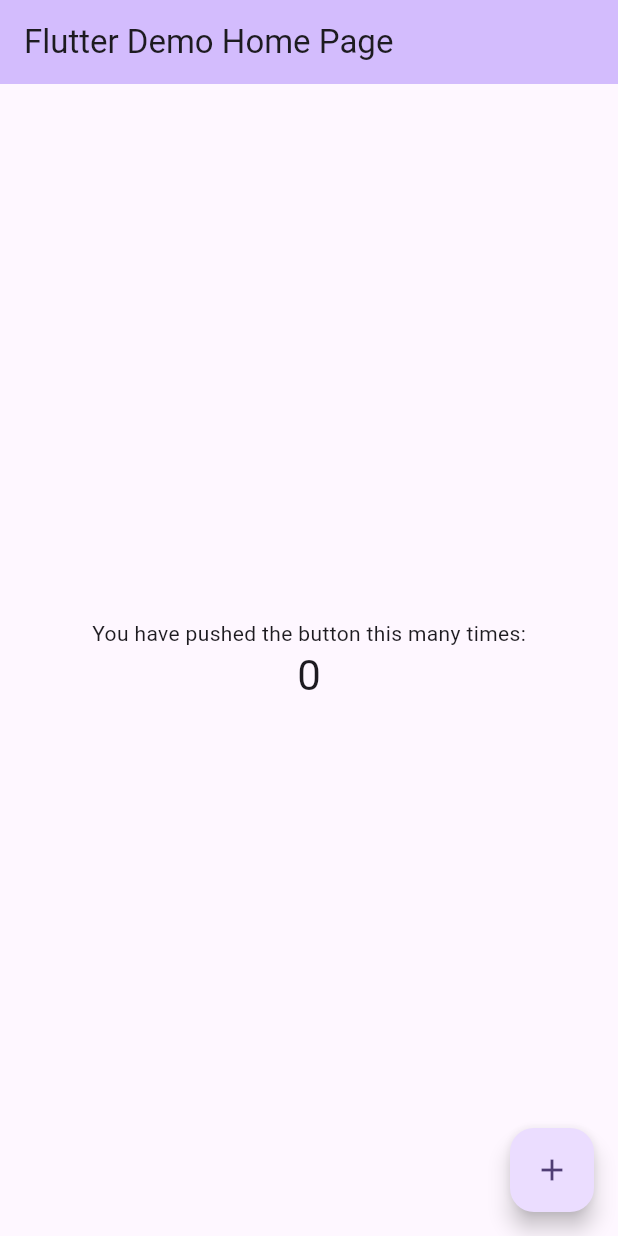
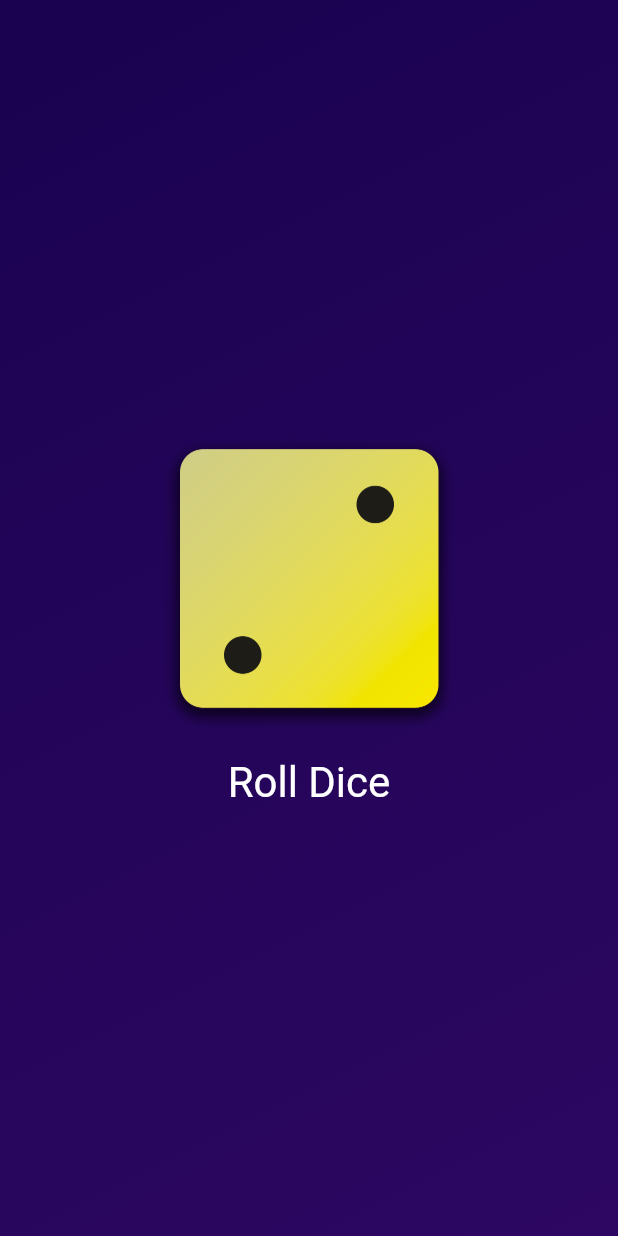
Before and after one commit to JG0328/roll_dice, a Flutter app: the screen it shows after launch, on a phone screen of 412 x 824 dp. Run offline on Flutter 3.47's test engine with Material 2 defaults, Android fonts, the phone set to English and light mode, and no system bars.

Commit message:
Added dice images assets and roll dice button

```diff
--- /dev/null
+++ b/lib/gradient_container.dart
@@ -0,0 +1,50 @@
+import 'package:flutter/material.dart';
+
+const startAlignment = Alignment.topLeft;
+const endAlignment = Alignment.bottomRight;
+
+class GradientContainer extends StatelessWidget {
+  const GradientContainer(this.color1, this.color2, {super.key});
+
+  const GradientContainer.purple({super.key})
+      : color1 = Colors.deepPurple,
+        color2 = Colors.indigo;
+
+  final Color color1;
+  final Color color2;
+
+  void rollDice() {}
+
+  @override
+  Widget build(context) {
+    return Container(
+      decoration: BoxDecoration(
+        gradient: LinearGradient(
+          colors: [color1, color2],
+          begin: startAlignment,
+          end: endAlignment,
+        ),
+      ),
+      child: Center(
+        child: Column(
+          mainAxisSize: MainAxisSize.min,
+          children: [
+            Image.asset(
+              "assets/images/dice-2.png",
+              width: 200,
+            ),
+            TextButton(
+              onPressed: rollDice,
+              style: TextButton.styleFrom(
+                padding: const EdgeInsets.only(top: 20),
+                foregroundColor: Colors.white,
+                textStyle: const TextStyle(fontSize: 28),
+              ),
+              child: const Text('Roll Dice'),
+            ),
+          ],
+        ),
+      ),
+    );
+  }
+}
--- a/lib/main.dart
+++ b/lib/main.dart
@@ -1,125 +1,15 @@
 import 'package:flutter/material.dart';
+import 'package:roll_dice/gradient_container.dart';
 
 void main() {
-  runApp(const MyApp());
-}
-
-class MyApp extends StatelessWidget {
-  const MyApp({super.key});
-
-  // This widget is the root of your application.
-  @override
-  Widget build(BuildContext context) {
-    return MaterialApp(
-      title: 'Flutter Demo',
-      theme: ThemeData(
-        // This is the theme of your application.
-        //
-        // TRY THIS: Try running your application with "flutter run". You'll see
-        // the application has a blue toolbar. Then, without quitting the app,
-        // try changing the seedColor in the colorScheme below to Colors.green
-        // and then invoke "hot reload" (save your changes or press the "hot
-        // reload" button in a Flutter-supported IDE, or press "r" if you used
-        // the command line to start the app).
-        //
-        // Notice that the counter didn't reset back to zero; the application
-        // state is not lost during the reload. To reset the state, use hot
-        // restart instead.
-        //
-        // This works for code too, not just values: Most code changes can be
-        // tested with just a hot reload.
-        colorScheme: ColorScheme.fromSeed(seedColor: Colors.deepPurple),
-        useMaterial3: true,
-      ),
-      home: const MyHomePage(title: 'Flutter Demo Home Page'),
-    );
-  }
-}
-
-class MyHomePage extends StatefulWidget {
-  const MyHomePage({super.key, required this.title});
-
-  // This widget is the home page of your application. It is stateful, meaning
-  // that it has a State object (defined below) that contains fields that affect
-  // how it looks.
-
-  // This class is the configuration for the state. It holds the values (in this
-  // case the title) provided by the parent (in this case the App widget) and
-  // used by the build method of the State. Fields in a Widget subclass are
-  // always marked "final".
-
-  final String title;
-
-  @override
-  State<MyHomePage> createState() => _MyHomePageState();
-}
-
-class _MyHomePageState extends State<MyHomePage> {
-  int _counter = 0;
-
-  void _incrementCounter() {
-    setState(() {
-      // This call to setState tells the Flutter framework that something has
-      // changed in this State, which causes it to rerun the build method below
-      // so that the display can reflect the updated values. If we changed
-      // _counter without calling setState(), then the build method would not be
-      // called again, and so nothing would appear to happen.
-      _counter++;
-    });
-  }
-
-  @override
-  Widget build(BuildContext context) {
-    // This method is rerun every time setState is called, for instance as done
-    // by the _incrementCounter method above.
-    //
-    // The Flutter framework has been optimized to make rerunning build methods
-    // fast, so that you can just rebuild anything that needs updating rather
-    // than having to individually change instances of widgets.
-    return Scaffold(
-      appBar: AppBar(
-        // TRY THIS: Try changing the color here to a specific color (to
-        // Colors.amber, perhaps?) and trigger a hot reload to see the AppBar
-        // change color while the other colors stay the same.
-        backgroundColor: Theme.of(context).colorScheme.inversePrimary,
-        // Here we take the value from the MyHomePage object that was created by
-        // the App.build method, and use it to set our appbar title.
-        title: Text(widget.title),
-      ),
-      body: Center(
-        // Center is a layout widget. It takes a single child and positions it
-        // in the middle of the parent.
-        child: Column(
-          // Column is also a layout widget. It takes a list of children and
-          // arranges them vertically. By default, it sizes itself to fit its
-          // children horizontally, and tries to be as tall as its parent.
-          //
-          // Column has various properties to control how it sizes itself and
-          // how it positions its children. Here we use mainAxisAlignment to
-          // center the children vertically; the main axis here is the vertical
-          // axis because Columns are vertical (the cross axis would be
-          // horizontal).
-          //
-          // TRY THIS: Invoke "debug painting" (choose the "Toggle Debug Paint"
-          // action in the IDE, or press "p" in the console), to see the
-          // wireframe for each widget.
-          mainAxisAlignment: MainAxisAlignment.center,
-          children: <Widget>[
-            const Text(
-              'You have pushed the button this many times:',
-            ),
-            Text(
-              '$_counter',
-              style: Theme.of(context).textTheme.headlineMedium,
-            ),
-          ],
+  runApp(
+    const MaterialApp(
+      home: Scaffold(
+        body: GradientContainer(
+          Color.fromARGB(255, 26, 2, 80),
+          Color.fromARGB(255, 45, 7, 98),
         ),
       ),
-      floatingActionButton: FloatingActionButton(
-        onPressed: _incrementCounter,
-        tooltip: 'Increment',
-        child: const Icon(Icons.add),
-      ), // This trailing comma makes auto-formatting nicer for build methods.
-    );
-  }
+    ),
+  );
 }
--- /dev/null
+++ b/lib/styled_text.dart
@@ -0,0 +1,18 @@
+import 'package:flutter/material.dart';
+
+class StyledText extends StatelessWidget {
+  const StyledText(this.text, {super.key});
+
+  final String text;
+
+  @override
+  Widget build(context) {
+    return Text(
+      text,
+      style: const TextStyle(
+        color: Colors.white,
+        fontSize: 28,
+      ),
+    );
+  }
+}
```
Also changed, not shown: pubspec.yaml (+7 -0 lines), assets/images/dice-1.png (added), assets/images/dice-2.png (added), assets/images/dice-3.png (added), assets/images/dice-4.png (added), assets/images/dice-5.png (added), assets/images/dice-6.png (added).
